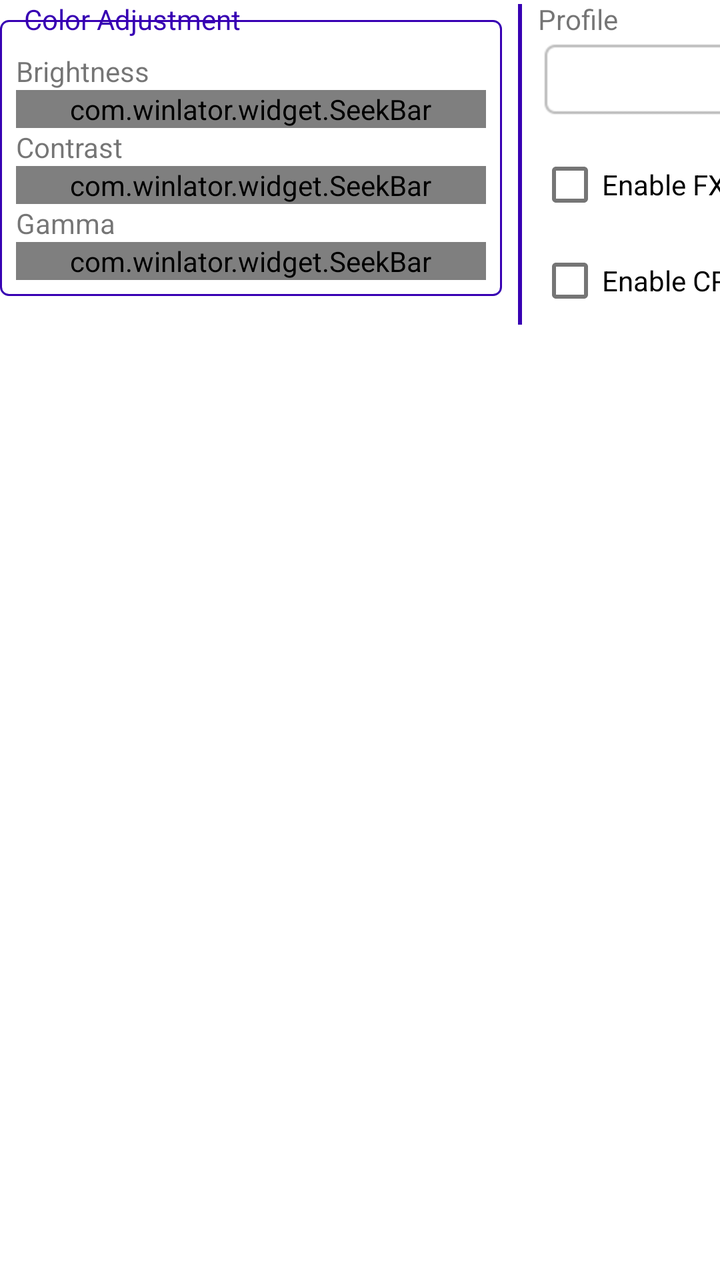
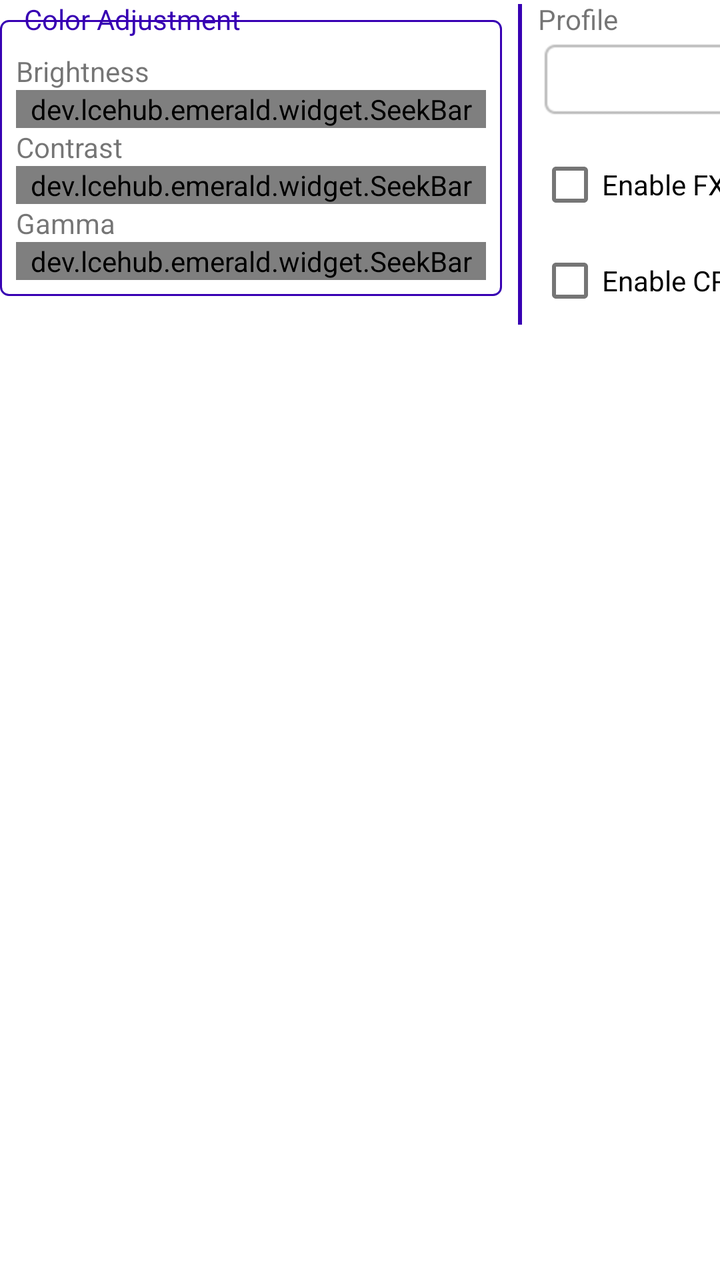

The first picture is an Android layout as it rendered before a commit; the second is the same layout after the commit. The layout source and the unified diff follow.
<!-- AndroidManifest.xml: fallback theme Theme.MaterialComponents.DayNight.NoActionBar -->
<!-- res/layout/screen_effect_dialog.xml -->
<?xml version="1.0" encoding="utf-8"?>
<LinearLayout xmlns:android="http://schemas.android.com/apk/res/android"
    xmlns:app="http://schemas.android.com/apk/res-auto"
    android:layout_width="wrap_content"
    android:layout_height="wrap_content"
    android:orientation="vertical">

    <LinearLayout
        android:layout_width="520dp"
        android:layout_height="wrap_content"
        android:orientation="horizontal">

        <LinearLayout
            android:layout_width="0dp"
            android:layout_height="wrap_content"
            android:layout_weight="1"
            android:orientation="vertical">

            <FrameLayout
                android:layout_width="match_parent"
                android:layout_height="wrap_content">

                <LinearLayout style="@style/FieldSet">
                    <TextView
                        android:layout_width="wrap_content"
                        android:layout_height="wrap_content"
                        android:text="@string/brightness" />

                    <com.winlator.widget.SeekBar
                        android:id="@+id/SBBrightness"
                        android:layout_width="match_parent"
                        android:layout_height="wrap_content"
                        app:minValue="-50"
                        app:maxValue="50" />

                    <TextView
                        android:layout_width="wrap_content"
                        android:layout_height="wrap_content"
                        android:text="@string/contrast" />

                    <com.winlator.widget.SeekBar
                        android:id="@+id/SBContrast"
                        android:layout_width="match_parent"
                        android:layout_height="wrap_content"
                        app:minValue="-100"
                        app:maxValue="100" />

                    <TextView
                        android:layout_width="wrap_content"
                        android:layout_height="wrap_content"
                        android:text="@string/gamma" />

                    <com.winlator.widget.SeekBar
                        android:id="@+id/SBGamma"
                        android:layout_width="match_parent"
                        android:layout_height="wrap_content"
                        app:step="0.01"
                        app:minValue="0.5"
                        app:maxValue="3.0" />
                </LinearLayout>

                <TextView
                    style="@style/FieldSetLabel"
                    android:text="@string/color_adjustment"
                    android:background="?attr/colorSecondarySurface" />
            </FrameLayout>
        </LinearLayout>

        <View style="@style/VerticalLine" />

        <LinearLayout
            android:layout_width="0dp"
            android:layout_height="wrap_content"
            android:layout_weight="1"
            android:orientation="vertical">

            <TextView
                android:layout_width="wrap_content"
                android:layout_height="wrap_content"
                android:text="@string/profile" />

            <LinearLayout
                android:layout_width="match_parent"
                android:layout_height="wrap_content"
                android:orientation="horizontal"
                android:gravity="center_vertical">

                <Spinner
                    style="@style/ComboBox"
                    android:id="@+id/SProfile"
                    android:layout_width="0dp"
                    android:layout_height="wrap_content"
                    android:layout_weight="1" />

                <LinearLayout style="@style/Toolbox">
                    <ImageButton
                        style="@style/ListMenuButton"
                        android:id="@+id/BTAddProfile"
                        android:src="@drawable/icon_add" />

                    <ImageButton
                        style="@style/ListMenuButton"
                        android:id="@+id/BTRemoveProfile"
                        android:layout_marginRight="0dp"
                        android:src="@drawable/icon_remove" />
                </LinearLayout>
            </LinearLayout>

            <CheckBox
                android:id="@+id/CBEnableFXAA"
                android:layout_width="wrap_content"
                android:layout_height="wrap_content"
                android:text="@string/enable_fxaa"
                android:layout_marginTop="8dp" />

            <CheckBox
                android:id="@+id/CBEnableCRTShader"
                android:layout_width="wrap_content"
                android:layout_height="wrap_content"
                android:text="@string/enable_crt_shader" />
        </LinearLayout>
    </LinearLayout>
</LinearLayout>
<!-- resources referenced by this layout -->
<resources>
  <string name="brightness">Brightness</string>
  <string name="color_adjustment">Color Adjustment</string>
  <string name="contrast">Contrast</string>
  <string name="enable_crt_shader">Enable CRT Shader</string>
  <string name="enable_fxaa">Enable FXAA</string>
  <string name="gamma">Gamma</string>
  <string name="profile">Profile</string>
  <style name="FieldSetLabel">
          <item name="android:layout_width">wrap_content</item>
          <item name="android:layout_height">wrap_content</item>
          <item name="android:background">?attr/colorPrimarySurface</item>
          <item name="android:orientation">vertical</item>
          <item name="android:paddingLeft">4dp</item>
          <item name="android:paddingRight">4dp</item>
          <item name="android:layout_marginLeft">8dp</item>
          <item name="android:textColor">?attr/colorPrimaryVariant</item>
      </style>
  <style name="ListMenuButton" parent="BaseImageButton">
          <item name="android:layout_width">34dp</item>
          <item name="android:layout_height">34dp</item>
          <item name="android:tint">?attr/colorPrimaryVariant</item>
          <item name="android:layout_marginLeft">2dp</item>
          <item name="android:layout_marginRight">2dp</item>
      </style>
  <style name="Toolbox">
          <item name="android:layout_width">wrap_content</item>
          <item name="android:layout_height">40dp</item>
          <item name="android:orientation">horizontal</item>
          <item name="android:gravity">center_vertical</item>
          <item name="android:background">?attr/toolboxBackground</item>
          <item name="android:paddingTop">2dp</item>
          <item name="android:paddingBottom">2dp</item>
          <item name="android:paddingLeft">8dp</item>
          <item name="android:paddingRight">8dp</item>
      </style>
  <style name="VerticalLine">
          <item name="android:layout_width">2dp</item>
          <item name="android:layout_height">match_parent</item>
          <item name="android:background">?attr/colorPrimaryVariant</item>
          <item name="android:layout_marginTop">2dp</item>
          <item name="android:layout_marginBottom">2dp</item>
          <item name="android:layout_marginLeft">8dp</item>
          <item name="android:layout_marginRight">8dp</item>
      </style>
  <!-- drawable combo_box (drawable) -->
  <?xml version="1.0" encoding="utf-8"?>
  <selector xmlns:android="http://schemas.android.com/apk/res/android" >
      <item android:state_pressed="true" android:drawable="@drawable/combo_box_pressed" />
      <item android:state_focused="true" android:drawable="@drawable/combo_box_normal" />
      <item android:drawable="@drawable/combo_box_normal" />
  </selector>
  <!-- drawable bordered_panel (drawable) -->
  <?xml version="1.0" encoding="utf-8"?>
  <shape xmlns:android="http://schemas.android.com/apk/res/android"
      android:shape="rectangle">
      <corners android:radius="4dp" />
      <stroke android:width="1dp" android:color="?attr/colorPrimaryVariant" />
  </shape>
  <style name="BaseImageButton">
          <item name="android:layout_width">42dp</item>
          <item name="android:layout_height">42dp</item>
          <item name="android:focusable">true</item>
          <item name="android:clickable">true</item>
          <item name="android:gravity">center</item>
          <item name="android:scaleType">centerInside</item>
          <item name="android:background">?selectableItemBackgroundBorderless</item>
          <item name="android:padding">4dp</item>
      </style>
  <!-- unchanged entries left out for length: 6 -->
</resources>

<!-- the commit's change to res/layout/screen_effect_dialog.xml (unified diff, before → after) -->
@@ -26,7 +26,7 @@
                         android:layout_height="wrap_content"
                         android:text="@string/brightness" />
 
-                    <com.winlator.widget.SeekBar
+                    <dev.lcehub.emerald.widget.SeekBar
                         android:id="@+id/SBBrightness"
                         android:layout_width="match_parent"
                         android:layout_height="wrap_content"
@@ -38,7 +38,7 @@
                         android:layout_height="wrap_content"
                         android:text="@string/contrast" />
 
-                    <com.winlator.widget.SeekBar
+                    <dev.lcehub.emerald.widget.SeekBar
                         android:id="@+id/SBContrast"
                         android:layout_width="match_parent"
                         android:layout_height="wrap_content"
@@ -50,7 +50,7 @@
                         android:layout_height="wrap_content"
                         android:text="@string/gamma" />
 
-                    <com.winlator.widget.SeekBar
+                    <dev.lcehub.emerald.widget.SeekBar
                         android:id="@+id/SBGamma"
                         android:layout_width="match_parent"
                         android:layout_height="wrap_content"
